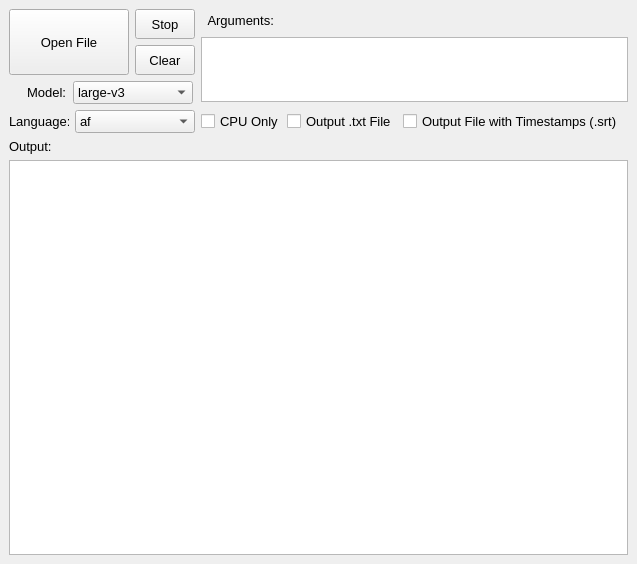
Before: the Qt Designer form mainwindow.ui in mehtabmahir/easy-whisper-ui, drawn with Qt 5.
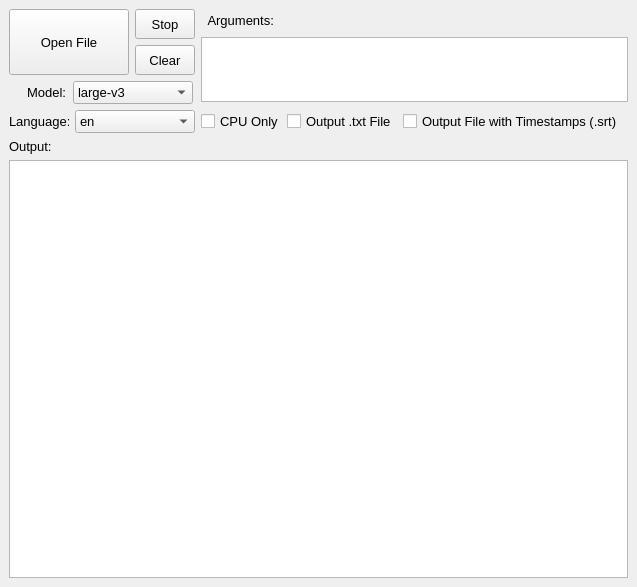
After: the same form once the commit is applied.

The edit to the form file:
```diff
--- a/mainwindow.ui
+++ b/mainwindow.ui
@@ -7,7 +7,7 @@
     <x>0</x>
     <y>0</y>
     <width>637</width>
-    <height>564</height>
+    <height>587</height>
    </rect>
   </property>
   <property name="sizePolicy">
@@ -378,6 +378,11 @@
             <height>100</height>
            </size>
           </property>
+          <item>
+           <property name="text">
+            <string>en</string>
+           </property>
+          </item>
           <item>
            <property name="text">
             <string>af</string>
```
Left out of the diff: 7 changed lines with no effect on the pictures.
